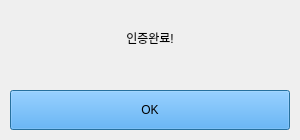
5drone/KSJr3DF-Project, file GUI/ui_dir/Dlg0_Signup_Evt.ui: the form before one commit.
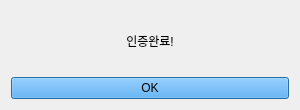
The form after the commit. Icons and pictures are not drawn.

The edit to the form file:
```diff
--- a/GUI/ui_dir/Dlg0_Signup_Evt.ui
+++ b/GUI/ui_dir/Dlg0_Signup_Evt.ui
@@ -7,7 +7,7 @@
     <x>0</x>
     <y>0</y>
     <width>300</width>
-    <height>140</height>
+    <height>110</height>
    </rect>
   </property>
   <property name="windowTitle">
@@ -17,15 +17,9 @@
    <iconset>
     <normaloff>../icon/dron.jpeg</normaloff>../icon/dron.jpeg</iconset>
   </property>
+  <layout class="QGridLayout" name="gridLayout">
+   <item row="0" column="0">
   <widget class="QLabel" name="label">
-   <property name="geometry">
-    <rect>
-     <x>110</x>
-     <y>30</y>
-     <width>80</width>
-     <height>15</height>
-    </rect>
-   </property>
    <property name="text">
     <string>인증완료!</string>
    </property>
@@ -33,22 +27,24 @@
     <set>Qt::AlignCenter</set>
    </property>
   </widget>
+   </item>
+   <item row="1" column="0">
   <widget class="QPushButton" name="pushButton">
-   <property name="geometry">
-    <rect>
-     <x>10</x>
-     <y>90</y>
-     <width>280</width>
-     <height>40</height>
-    </rect>
-   </property>
    <property name="styleSheet">
     <string notr="true">background-color: rgb(51, 160, 255);</string>
    </property>
    <property name="text">
     <string>OK</string>
    </property>
-  </widget>
+     <property name="autoDefault">
+      <bool>true</bool>
+     </property>
+     <property name="default">
+      <bool>false</bool>
+     </property>
+    </widget>
+   </item>
+  </layout>
  </widget>
  <resources>
   <include location="../icon/5dron.qrc"/>
```
Left out of the diff: 23 changed lines with no effect on the pictures. Lines whose indentation alone changed are shown as unchanged.
